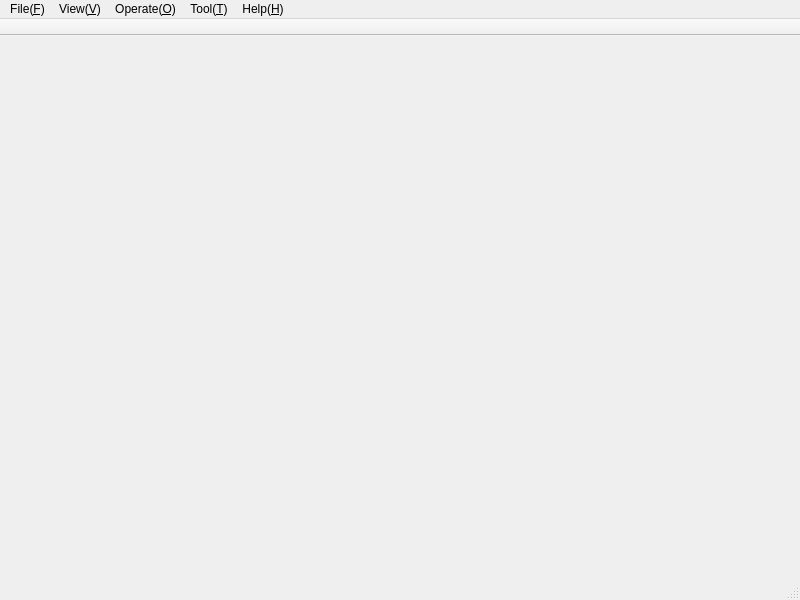
Qt form source/wnd/mainwindow.ui (ww4u/mct-t4) before a commit.
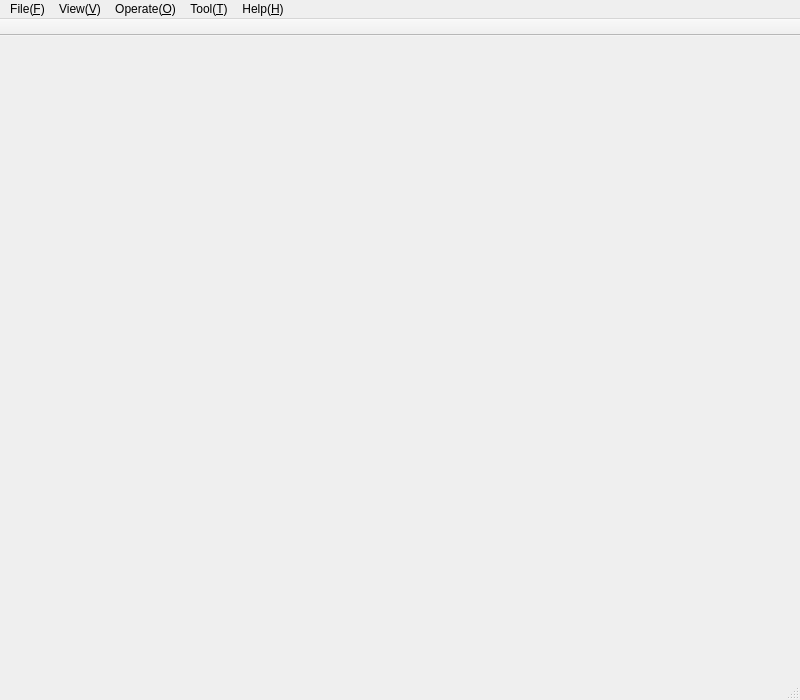
The same form after that commit. Icons and pictures are not drawn.

Commit message: min window

```diff
--- a/source/wnd/mainwindow.ui
+++ b/source/wnd/mainwindow.ui
@@ -10,7 +10,7 @@
     <x>0</x>
     <y>0</y>
     <width>800</width>
-    <height>600</height>
+    <height>700</height>
    </rect>
   </property>
   <property name="sizePolicy">
@@ -22,7 +22,7 @@
   <property name="minimumSize">
    <size>
     <width>800</width>
-    <height>600</height>
+    <height>700</height>
    </size>
   </property>
   <property name="windowTitle">
```
The commit also changes 3 other files.
